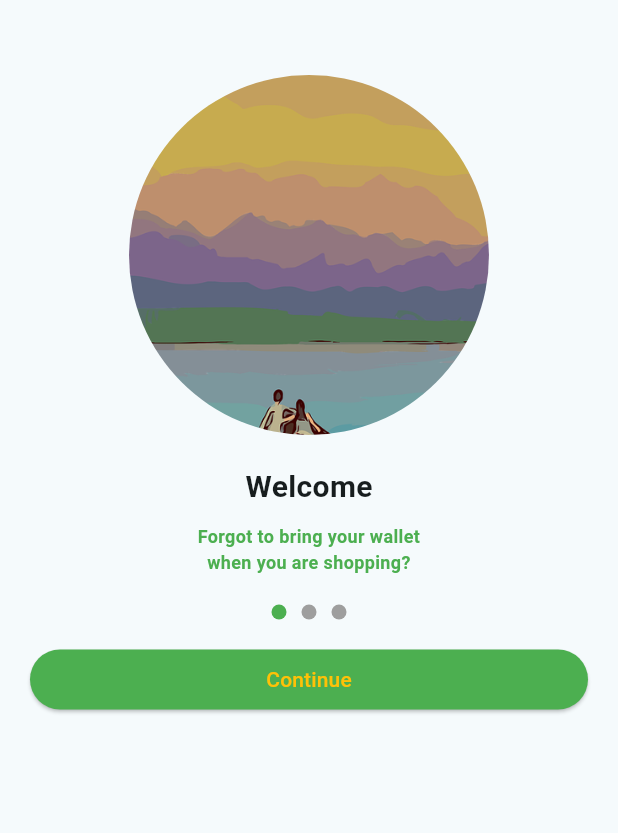
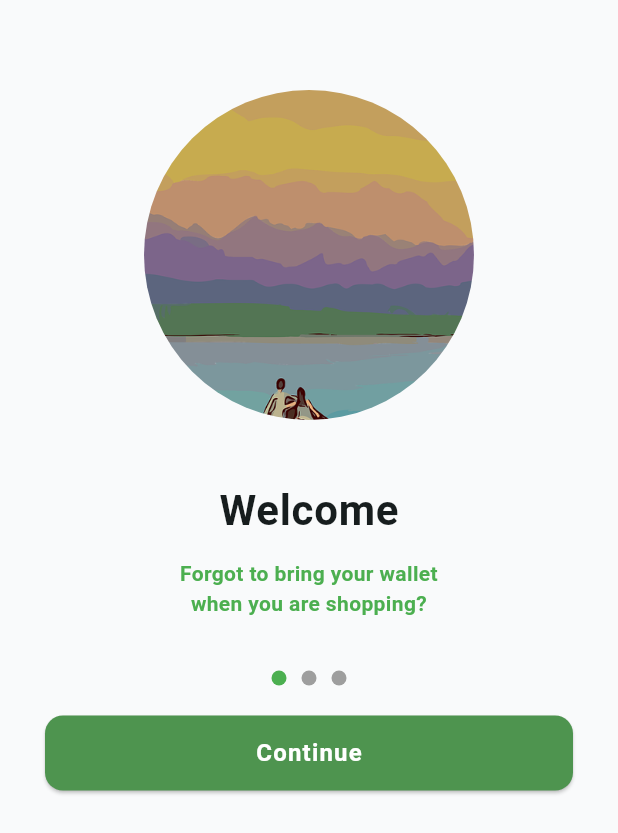
Before and after one commit to cendyal-hub/KB1179_1123150136_UTS, a Flutter app: the screen it shows after launch, on a phone screen of 412 x 824 dp. Shown: the top 833 px of the screen. Run offline on Flutter 3.47's test engine with Material 3 defaults, Android fonts, the phone set to English and light mode, and no system bars.

Commit message:
merapihkan ukuran di Splash Screen 1

```diff
--- a/lib/screen/SplashScreen1.dart
+++ b/lib/screen/SplashScreen1.dart
@@ -6,39 +6,38 @@ class Splashscreen1 extends StatelessWidget {
   @override
   Widget build(BuildContext context) {
     return Scaffold(
+      backgroundColor: const Color(0xFFF9FAFB),
       body: Center(
         child: Column(
           children: [
-                  SizedBox(height: 50),
+            SizedBox(height: 60),
             Container(
-                    width: 240,
-                    height: 240,
+              width: 220,
+              height: 220,
               decoration: BoxDecoration(
                 shape: BoxShape.circle,
                 image: DecorationImage(
                   image: AssetImage("assets/images/image1.png"),
                   fit: BoxFit.cover,
-                        )
                 ),
               ),
-                  SizedBox(height: 20),
-                  Text("Welcome",
-                    style: TextStyle(
-                      fontSize: 20.0,
-                      fontWeight: FontWeight.bold,
             ),
+            SizedBox(height: 40),
+            Text(
+              "Welcome",
+              style: TextStyle(fontSize: 28.0, fontWeight: FontWeight.bold, letterSpacing: 0.5),
             ),
-                  SizedBox(height: 10),
+            SizedBox(height: 12),
             Text(
               "Forgot to bring your wallet\nwhen you are shopping?",
               textAlign: TextAlign.center,
               style: TextStyle(
-                      fontSize: 12.0,
+                fontSize: 14.0,
                 fontWeight: FontWeight.bold,
                 color: Colors.green,
               ),
             ),
-                  SizedBox(height: 20),
+            SizedBox(height: 35),
             Row(
               mainAxisAlignment: MainAxisAlignment.center,
               children: [
@@ -72,26 +71,29 @@ class Splashscreen1 extends StatelessWidget {
             ),
             SizedBox(height: 20),
             Container(
-                    margin: const EdgeInsets.only(left: 20, right: 20),
+              // margin: const EdgeInsets.only(left: 20, right: 20),
+              padding: EdgeInsets.symmetric(horizontal: 30.0),
               child: SizedBox(
-                      height: 40,
+                height: 50,
                 width: double.infinity,
                 child: ElevatedButton(
                   onPressed: () {
                     //call next pages
                   },
                   style: ElevatedButton.styleFrom(
-                          backgroundColor: Colors.green,
+                    backgroundColor: const Color(0xFF4E944F),
+                    foregroundColor: Colors.white,
+                    shape: RoundedRectangleBorder(
+                      borderRadius: BorderRadius.circular(12)
+                    ),
                   ),
                   child: Text(
                     "Continue",
-                          style: TextStyle(
-                            fontSize: 14.0,
-                            color: Colors.amber
+                    style: TextStyle(fontSize: 16.0, fontWeight: FontWeight.w600, letterSpacing: 0.8),
                   ),
-                        ),),
                 ),
-                  )
+              ),
+            ),
           ],
         ),
       ),
```
Lines whose indentation alone changed are shown as unchanged.
